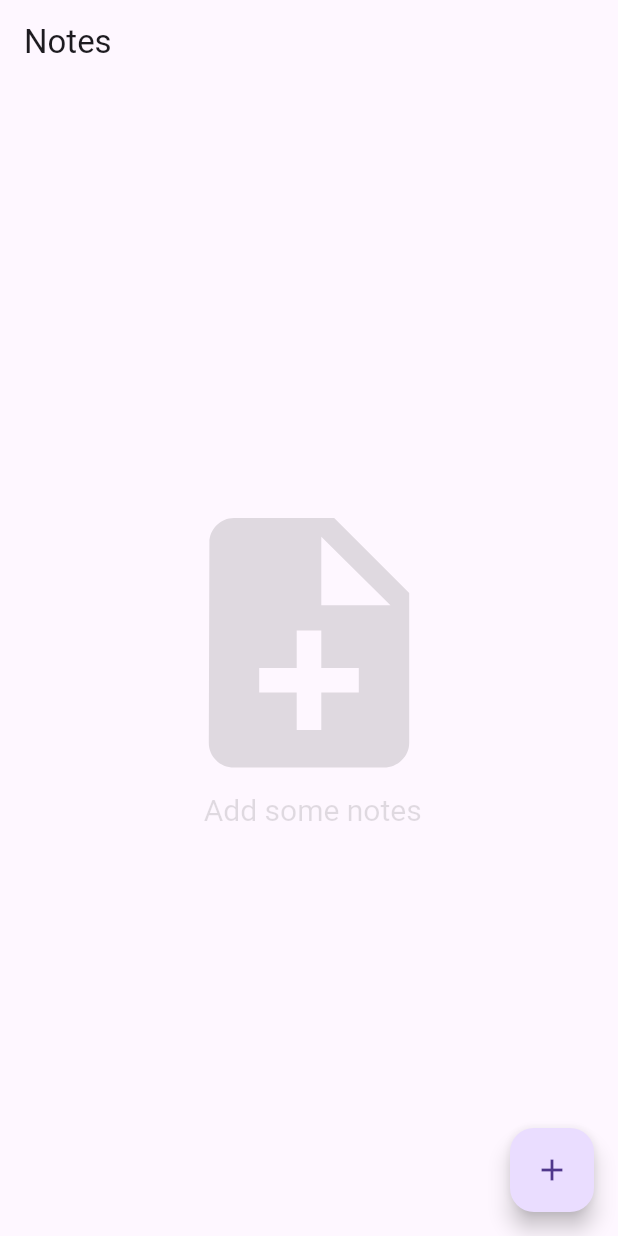
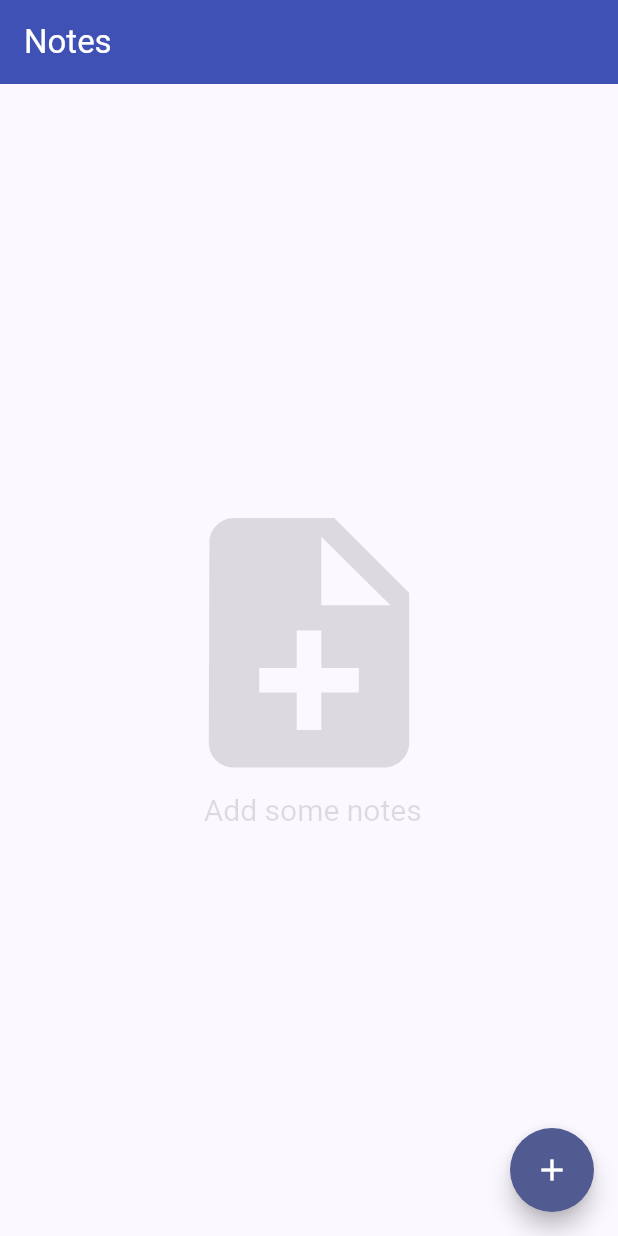
Before and after one commit to henryliang3027/note, a Flutter app: the screen it shows after launch, on a phone screen of 412 x 824 dp. Run offline on Flutter 3.47's test engine with Material 3 defaults, Android fonts, the light colour scheme and no system bars; our stand-ins replace equatable, flutter_bloc, hive, hive_flutter, image_picker, material_design_icons_flutter; accounts and stored records are empty.

Commit message:
refactor: :alien: update to support flutter 3.16.0,  3rd packages

```diff
--- a/lib/app.dart
+++ b/lib/app.dart
@@ -29,7 +29,16 @@ class App extends StatelessWidget {
         child: MaterialApp(
           title: 'Notes',
           theme: ThemeData(
-            primarySwatch: Colors.blue,
+            colorScheme: ColorScheme.fromSeed(
+              seedColor: Colors.indigo,
+              background: Colors.grey[50],
+            ),
+            appBarTheme: const AppBarTheme(
+              iconTheme: IconThemeData(color: Colors.white),
+              foregroundColor: Colors.white,
+              backgroundColor: Colors.indigo,
+            ),
+            useMaterial3: true,
           ),
           home: const NotePage(),
         ),
--- a/lib/view/note_page.dart
+++ b/lib/view/note_page.dart
@@ -126,6 +126,11 @@ class _NotePageState extends State<NotePage> {
           _selectedNotes.isEmpty ? FloatingActionButtonLocation.endFloat : null,
       floatingActionButton: _selectedNotes.isEmpty
           ? FloatingActionButton(
+              shape: const CircleBorder(
+                side: BorderSide.none,
+              ),
+              backgroundColor: Theme.of(context).colorScheme.primary,
+              foregroundColor: Theme.of(context).colorScheme.onPrimary,
               onPressed: () {
                 Navigator.push(
                     context,
@@ -183,7 +188,7 @@ class _NoteList extends StatelessWidget {
               border: selectedNotes.contains(index)
                   ? Border.all(
                       width: 4.0,
-                      color: Theme.of(context).primaryColor,
+                      color: Theme.of(context).colorScheme.primary,
                     )
                   : null,
             ),
@@ -235,7 +240,7 @@ class _RemoveModeBottomAppBar extends StatelessWidget {
   Widget build(BuildContext context) {
     return BottomAppBar(
       shape: const CircularNotchedRectangle(),
-      color: Colors.blue,
+      color: Theme.of(context).colorScheme.primary,
       child: IconTheme(
         data: IconThemeData(color: Theme.of(context).colorScheme.onPrimary),
         child: Row(
--- a/lib/view/note_painter_page.dart
+++ b/lib/view/note_painter_page.dart
@@ -53,11 +53,11 @@ class _NotePainterPageState extends State<NotePainterPage> {
       backgroundColor: Colors.yellow.shade100,
       appBar: AppBar(
         centerTitle: true,
-        backgroundColor: Colors.white,
+        backgroundColor: Theme.of(context).colorScheme.primary,
         leading: IconButton(
-          icon: const Icon(
+          icon: Icon(
             Icons.check, //check icon
-            color: Colors.black,
+            color: Theme.of(context).colorScheme.onPrimary,
           ),
           onPressed: () async {
             ImageContent? imageContent = await save();
--- a/pubspec.yaml
+++ b/pubspec.yaml
@@ -15,7 +15,7 @@ publish_to: 'none' # Remove this line if you wish to publish to pub.dev
 # In iOS, build-name is used as CFBundleShortVersionString while build-number used as CFBundleVersion.
 # Read more about iOS versioning at
 # https://developer.apple.com/library/archive/documentation/General/Reference/InfoPlistKeyReference/Articles/CoreFoundationKeys.html
-version: 1.0.0+1
+version: 1.0.0+2
 
 environment:
   sdk: ">=2.16.0 <3.0.0"
@@ -34,7 +34,7 @@ dependencies:
   hive: ^2.0.5
   hive_flutter: ^1.1.0
   equatable: ^2.0.3
-  images_picker: ^1.2.10
+  image_picker: ^1.0.7
   path_provider: ^2.0.9
 
   # The following adds the Cupertino Icons font to your application.
```
Also changed, not shown: lib/view/note_edit_page.dart (+11 -19 lines), pubspec.lock, 72 other files.
